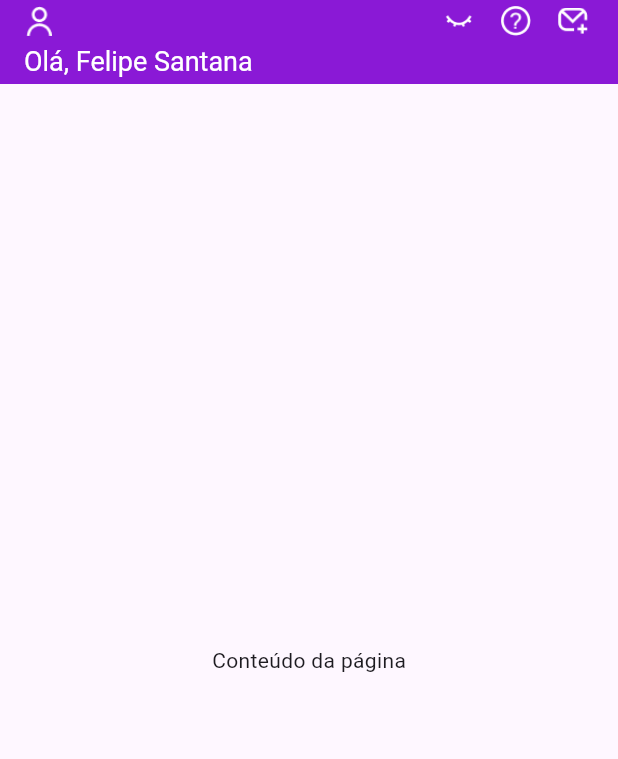
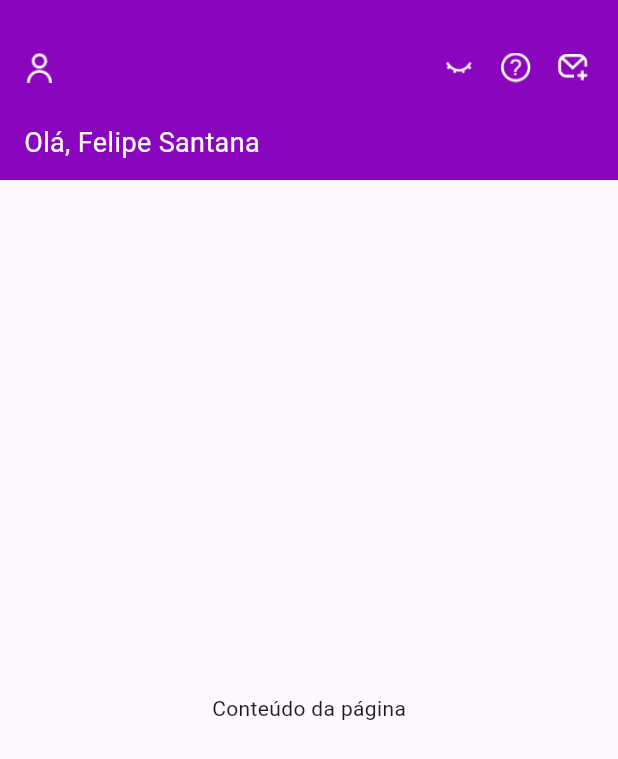
Before and after one commit to msbzz/nubank_layout, a Flutter app: the screen it shows after launch, on a phone screen of 412 x 824 dp. Shown: the top 759 px of the screen. Run offline on Flutter 3.47's test engine with Material 3 defaults, Android fonts, the light colour scheme and no system bars; statements that could not run were skipped.

Commit message:
widget para appbar HomePagw

```diff
--- a/lib/home/home_page.dart
+++ b/lib/home/home_page.dart
@@ -1,5 +1,6 @@
 import 'package:flutter/material.dart';
 import 'package:nubank_layout/themes/colors.dart';
+import 'package:nubank_layout/utils/custom_app_bar.dart';
 import 'package:nubank_layout/utils/images_app_bar.dart';
 
 class HomePage extends StatelessWidget {
@@ -8,35 +9,7 @@ class HomePage extends StatelessWidget {
   @override
   Widget build(BuildContext context) {
     return Scaffold(
-      appBar: AppBar(
-        elevation: 0,
-        backgroundColor: const Color(ROXO_NUBANK),
-        title: Column(
-          crossAxisAlignment: CrossAxisAlignment.start,
-          children: [
-            SizedBox(
-              height: 20,
-            ),            Row(
-              children: [
-                SizedBox(height: 10),
-                ImagensAppBar(path:'user.png'),
-                SizedBox(width: 260),
-                ImagensAppBar(path:'view.png'), // Exemplo de ícone
-                SizedBox(width: 18),
-                ImagensAppBar(path:'help.png'), // Exemplo de ícone
-                SizedBox(width: 18),
-                ImagensAppBar(path:'email.png'),
-              ],
-            ),
-            SizedBox(height: 5),
-            Text(
-              'Olá, Felipe Santana',
-              style: TextStyle(fontSize: 18, color: Colors.white,),
-            ),
-            SizedBox(height: 20),
-          ],
-        ),
-      ),
+      appBar: CustomAppBar(height: 120.0), // Altura ajustável
       body: Center(child: Text('Conteúdo da página')),
     );
   }
--- /dev/null
+++ b/lib/utils/custom_app_bar.dart
@@ -0,0 +1,42 @@
+import 'package:flutter/material.dart';
+import 'package:nubank_layout/utils/images_app_bar.dart';
+
+class CustomAppBar extends StatelessWidget implements PreferredSizeWidget {
+  final double height;
+
+  CustomAppBar({this.height = 100.0}); // Altura padrão pode ser ajustada
+
+  @override
+  Size get preferredSize => Size.fromHeight(height);
+
+  @override
+  Widget build(BuildContext context) {
+    return Container(
+      height: height,
+      color: const Color(0xFF8A05BE), // Exemplo de cor de fundo
+      padding: EdgeInsets.symmetric(horizontal: 16.0, vertical: 10.0),
+      child: Column(
+        crossAxisAlignment: CrossAxisAlignment.start,
+        children: [
+                   Row(
+              children: [
+                SizedBox(height: 70),
+                ImagensAppBar(path:'user.png'),
+                SizedBox(width: 260),
+                ImagensAppBar(path:'view.png'), // Exemplo de ícone
+                SizedBox(width: 18),
+                ImagensAppBar(path:'help.png'), // Exemplo de ícone
+                SizedBox(width: 18),
+                ImagensAppBar(path:'email.png'),
+              ],
+            ),
+          SizedBox(height: 2),
+          Text(
+            'Olá, Felipe Santana',
+            style: TextStyle(fontSize: 18, color: Colors.white),
+          ),
+        ],
+      ),
+    );
+  }
+}
```
